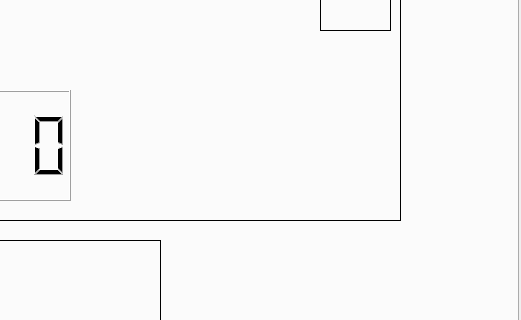
Before: the Qt Designer form Intelligence_Vehicle_GUI/ui/main.ui in addinedu-ros-6th/deeplearning-repo-3, drawn with Qt 5; both pictures show x 532 to 1053 and y 256 to 576 of the 1053 by 740 pixel window.
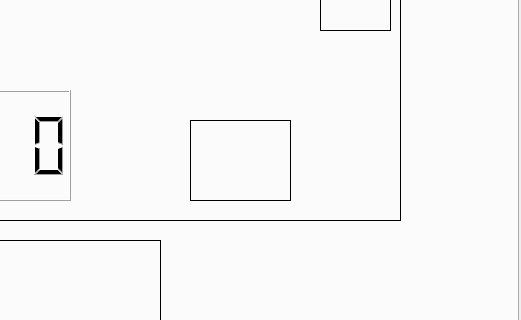
After: the same form once the commit is applied.

Commit message: add blinker def

```diff
--- a/Intelligence_Vehicle_GUI/ui/main.ui
+++ b/Intelligence_Vehicle_GUI/ui/main.ui
@@ -126,6 +126,22 @@
        <string/>
       </property>
      </widget>
+     <widget class="QLabel" name="label_blinker">
+      <property name="geometry">
+       <rect>
+        <x>720</x>
+        <y>320</y>
+        <width>101</width>
+        <height>81</height>
+       </rect>
+      </property>
+      <property name="frameShape">
+       <enum>QFrame::Box</enum>
+      </property>
+      <property name="text">
+       <string/>
+      </property>
+     </widget>
     </widget>
     <widget class="QWidget" name="log_tab">
      <attribute name="title">
```
The commit also changes 2 other files.
